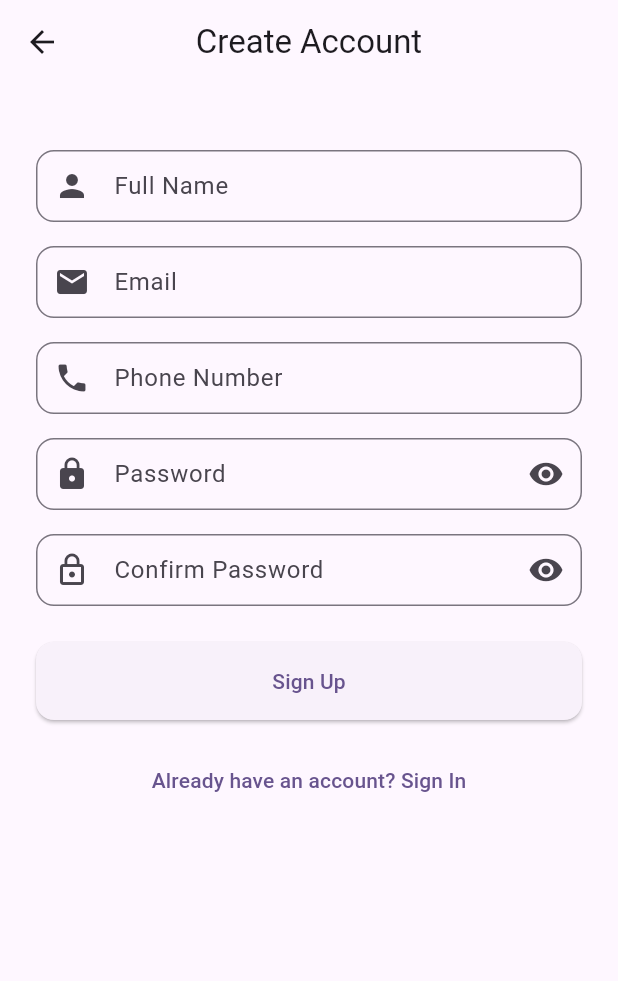
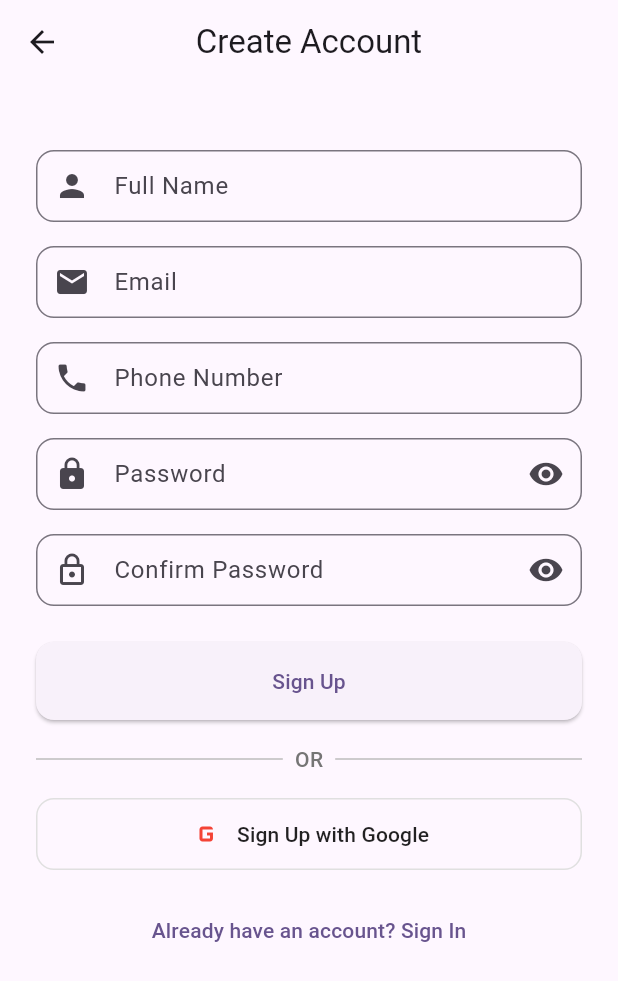
Before and after one commit to Adithyansyam/akshaya-requirements, a Flutter app: the SignUpScreen screen opened directly, on a phone screen of 412 x 824 dp. Shown: the top 981 px of the screen. Run offline on Flutter 3.47's test engine with Material 3 defaults, Android fonts, the phone set to English and light mode, and no system bars; our stand-ins replace cloud_firestore, firebase_auth, firebase_core, google_sign_in; accounts and stored records are empty.

Commit message:
Added Google Sign-In functionality and updated .gitignore

```diff
--- a/lib/screens/signup_screen.dart
+++ b/lib/screens/signup_screen.dart
@@ -19,6 +19,7 @@ class _SignUpScreenState extends State<SignUpScreen> {
 
   final _userService = UserService();
   bool _isLoading = false;
+  bool _isGoogleLoading = false;
   bool _obscurePassword = true;
   bool _obscureConfirmPassword = true;
 
@@ -68,6 +69,34 @@ class _SignUpScreenState extends State<SignUpScreen> {
       if (mounted) {
         setState(() {
           _isLoading = false;
+        });
+      }
+    }
+  }
+
+  Future<void> _signUpWithGoogle() async {
+    setState(() {
+      _isGoogleLoading = true;
+    });
+
+    try {
+      await _userService.signInWithGoogle();
+
+      if (mounted) {
+        Navigator.of(context).pushReplacement(
+          MaterialPageRoute(builder: (context) => const HomeScreen()),
+        );
+      }
+    } catch (e) {
+      if (mounted) {
+        ScaffoldMessenger.of(context).showSnackBar(
+          SnackBar(content: Text(e.toString())),
+        );
+      }
+    } finally {
+      if (mounted) {
+        setState(() {
+          _isGoogleLoading = false;
         });
       }
     }
@@ -223,6 +252,74 @@ class _SignUpScreenState extends State<SignUpScreen> {
                     : const Text('Sign Up'),
               ),
               const SizedBox(height: 16),
+              Row(
+                children: [
+                  Expanded(
+                    child: Divider(
+                      color: Colors.grey[400],
+                      thickness: 1,
+                    ),
+                  ),
+                  Padding(
+                    padding: const EdgeInsets.symmetric(horizontal: 8.0),
+                    child: Text(
+                      'OR',
+                      style: TextStyle(
+                        color: Colors.grey[600],
+                        fontWeight: FontWeight.w500,
+                      ),
+                    ),
+                  ),
+                  Expanded(
+                    child: Divider(
+                      color: Colors.grey[400],
+                      thickness: 1,
+                    ),
+                  ),
+                ],
+              ),
+              const SizedBox(height: 16),
+              OutlinedButton(
+                onPressed: _isGoogleLoading ? null : _signUpWithGoogle,
+                style: OutlinedButton.styleFrom(
+                  padding: const EdgeInsets.symmetric(vertical: 12),
+                  shape: RoundedRectangleBorder(
+                    borderRadius: BorderRadius.circular(12),
+                  ),
+                  side: BorderSide(
+                    color: Colors.grey[300]!,
+                    width: 1,
+                  ),
+                ),
+                child: _isGoogleLoading
+                    ? const SizedBox(
+                        height: 20,
+                        width: 20,
+                        child: CircularProgressIndicator(
+                          strokeWidth: 2,
+                          valueColor: AlwaysStoppedAnimation<Color>(Colors.black54),
+                        ),
+                      )
+                    : Row(
+                        mainAxisAlignment: MainAxisAlignment.center,
+                        children: [
+                          const Icon(
+                            Icons.g_mobiledata,
+                            color: Colors.red,
+                            size: 24,
+                          ),
+                          const SizedBox(width: 8),
+                          const Text(
+                            'Sign Up with Google',
+                            style: TextStyle(
+                              color: Colors.black87,
+                              fontWeight: FontWeight.w500,
+                            ),
+                          ),
+                        ],
+                      ),
+              ),
+              const SizedBox(height: 16),
               TextButton(
                 onPressed: () {
                   // Navigate to login screen
--- a/pubspec.yaml
+++ b/pubspec.yaml
@@ -40,7 +40,7 @@ dependencies:
   firebase_auth: ^6.1.3
   cloud_firestore: ^6.1.1
   firebase_storage: ^13.0.5
-
+  google_sign_in: ^6.2.1
 
 
 dev_dependencies:
```
Also changed, not shown: lib/services/user_service.dart (+51 -0 lines), pubspec.lock, 2 other files.
